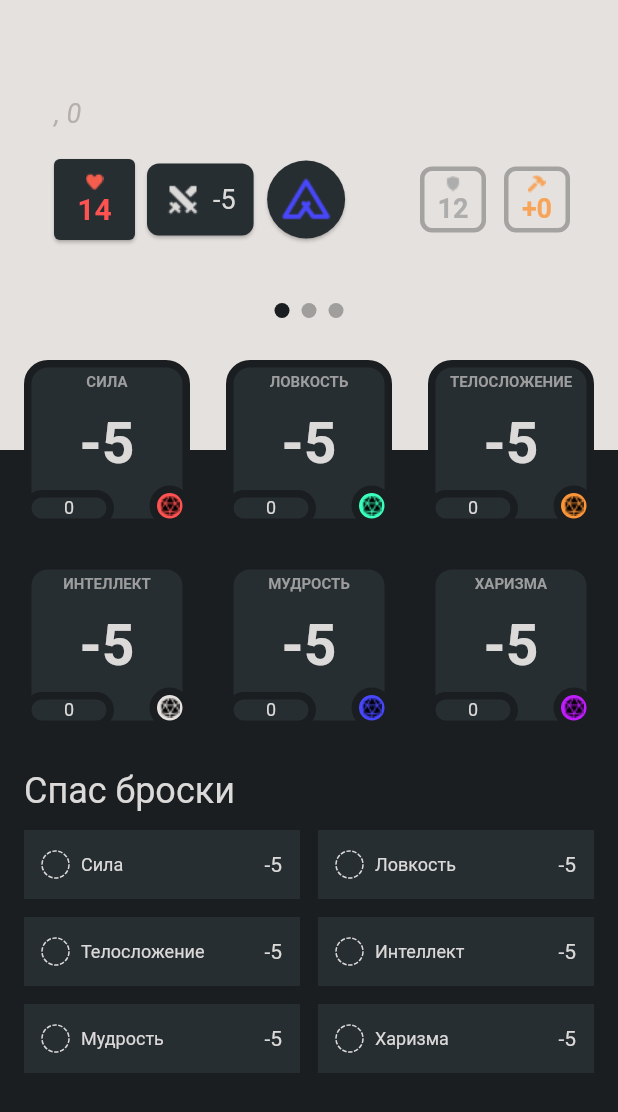
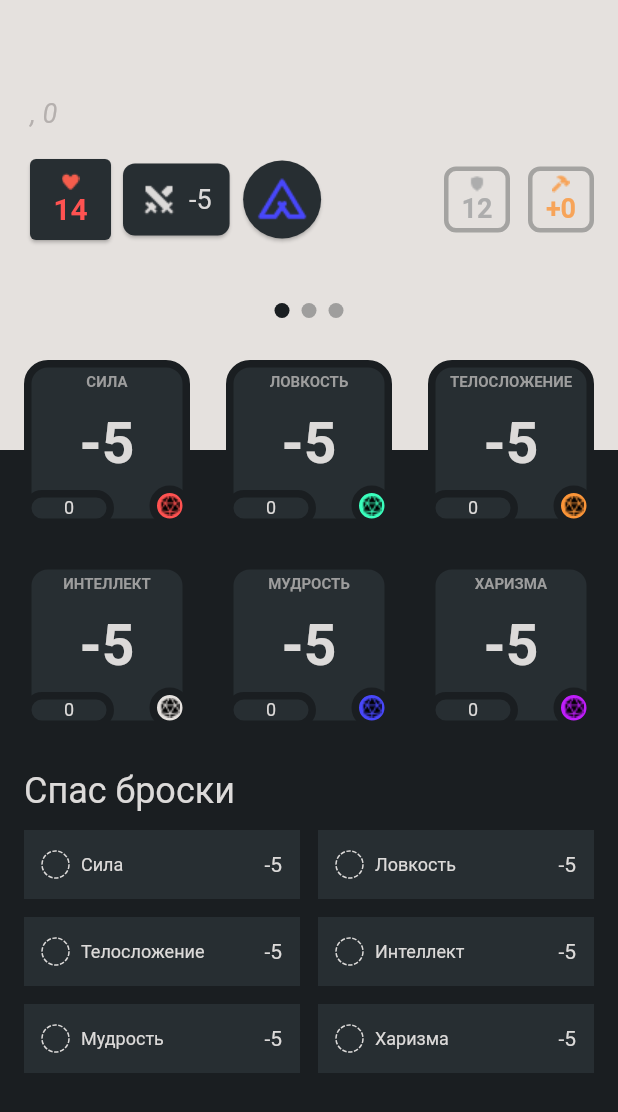
Before and after one commit to fates-dnd/play-dnd, a Flutter app: the CharacterScreen screen opened directly with empty values, on a phone screen of 412 x 824 dp. Shown: the top 1112 px of the screen. Run offline on Flutter 3.47's test engine with Material 2 defaults, Android fonts, the phone set to English and light mode, and no system bars; drawn by our look-alikes of dotted_border; our stand-ins replace bloc, flutter_bloc, get_it, hive, hive_flutter; accounts and stored records are empty.

Commit message:
adds padding to each page

```diff
--- a/lib/ui/characters/character_screen.dart
+++ b/lib/ui/characters/character_screen.dart
@@ -39,7 +39,7 @@
               ),
               SafeArea(
                 child: Padding(
-                  padding: EdgeInsets.all(16),
+                  padding: EdgeInsets.symmetric(vertical: 16),
                   child: Column(
                     children: [
                       CharacterScreenHeader(character: character),
--- a/lib/ui/characters/pager_with_indicators.dart
+++ b/lib/ui/characters/pager_with_indicators.dart
@@ -1,10 +1,10 @@
 import 'package:flutter/material.dart';
 
 class PagerWithIndicators extends StatefulWidget {
-
   final List<Widget> children;
 
-  const PagerWithIndicators({Key? key, required this.children}) : super(key: key);
+  const PagerWithIndicators({Key? key, required this.children})
+      : super(key: key);
 
   @override
   State<StatefulWidget> createState() {
@@ -16,6 +16,11 @@
   int currentPage = 0;
 
   @override
+  void initState() {
+    super.initState();
+  }
+
+  @override
   Widget build(BuildContext context) {
     return Column(
       children: [
@@ -23,7 +28,12 @@
         SizedBox(height: 24),
         Expanded(
           child: PageView(
-            children: widget.children,
+            children: widget.children
+                .map((e) => Padding(
+                      padding: EdgeInsets.symmetric(horizontal: 16),
+                      child: e,
+                    ))
+                .toList(),
             onPageChanged: (newPage) => setState(() {
               currentPage = newPage;
             }),
```
